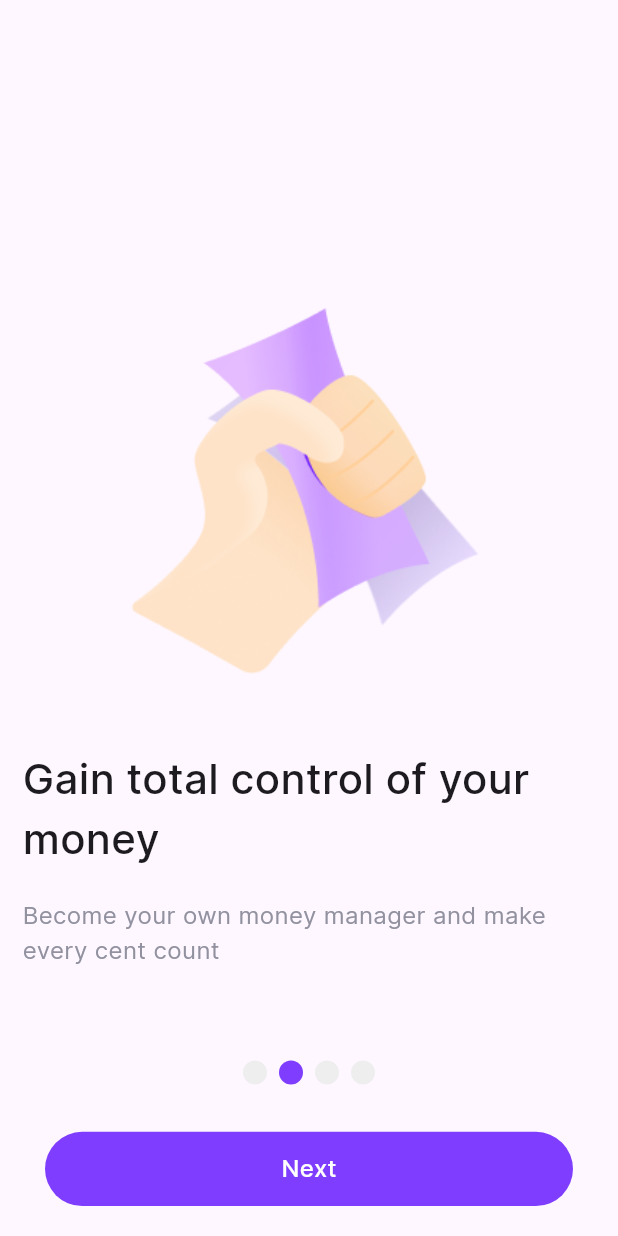
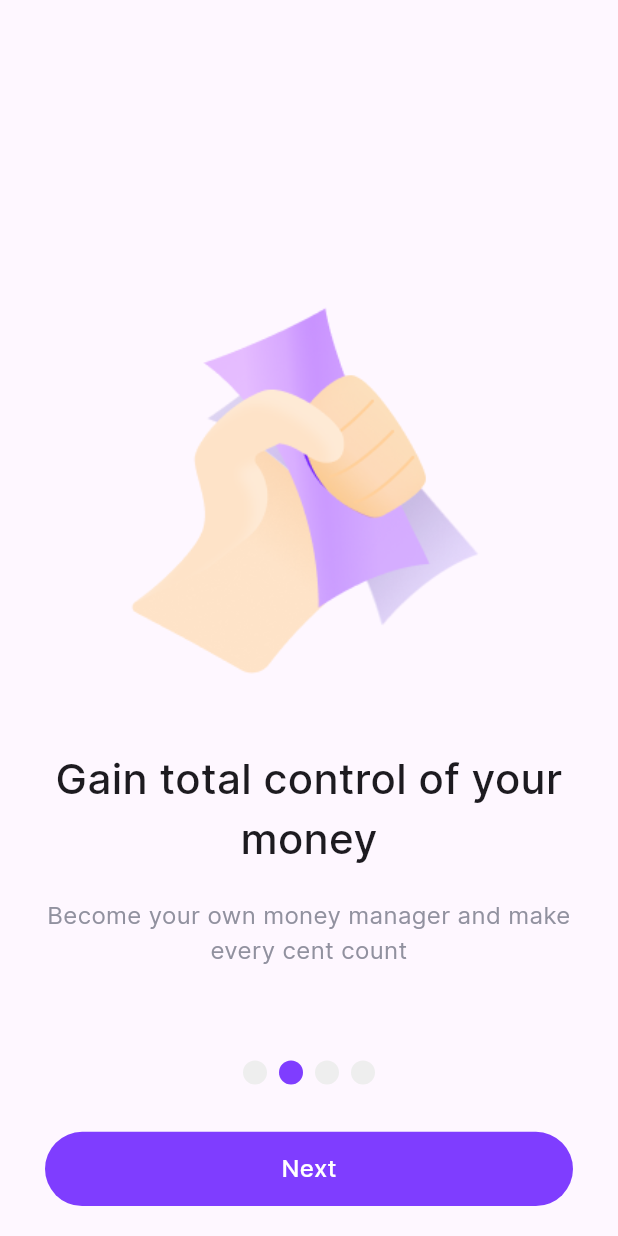
Before and after one commit to E-Ilakka/expenzes_trng, a Flutter app: the screen it shows after launch, after a tap on "Next", on a phone screen of 412 x 824 dp. Run offline on Flutter 3.47's test engine with Material 3 defaults, Android fonts, the phone set to English and light mode, and no system bars; drawn by our look-alikes of smooth_page_indicator; our stand-ins replace shared_preferences.

Commit message:
navigate to the main screen

```diff
--- /dev/null
+++ b/devtools_options.yaml
@@ -0,0 +1,3 @@
+description: This file stores settings for Dart & Flutter DevTools.
+documentation: https://docs.flutter.dev/tools/devtools/extensions#configure-extension-enablement-states
+extensions:
--- a/lib/main.dart
+++ b/lib/main.dart
@@ -1,7 +1,10 @@
 import 'package:expenzes_trng/screens/onboarding_screen.dart';
 import 'package:flutter/material.dart';
+import 'package:shared_preferences/shared_preferences.dart';
 
-void main() {
+void main() async {
+  WidgetsFlutterBinding.ensureInitialized();
+  await SharedPreferences.getInstance();
   runApp(MyApp());
 }
 
--- a/lib/screens/onboarding/shared_onboarding_screen.dart
+++ b/lib/screens/onboarding/shared_onboarding_screen.dart
@@ -24,10 +24,15 @@ class SharedOnboardingScreen extends StatelessWidget {
           const SizedBox(height: 20),
           Text(
             title,
+            textAlign: TextAlign.center,
             style: TextStyle(fontSize: 28, fontWeight: FontWeight.w500),
           ),
           const SizedBox(height: 20),
-          Text(description, style: TextStyle(fontSize: 16, color: kGrey)),
+          Text(
+            textAlign: TextAlign.center,
+            description,
+            style: TextStyle(fontSize: 16, color: kGrey),
+          ),
         ],
       ),
     );
--- a/pubspec.yaml
+++ b/pubspec.yaml
@@ -36,6 +36,7 @@ dependencies:
   cupertino_icons: ^1.0.8
   intl: ^0.20.2
   smooth_page_indicator: ^1.2.1
+  shared_preferences: ^2.5.3
 
 dev_dependencies:
   flutter_test:
```
Also changed, not shown: lib/screens/main_screen.dart (added, +18 -0 lines), lib/screens/user_data_screen.dart (+22 -1 lines), lib/services/user_services.dart (added, +39 -0 lines), pubspec.lock, 1 other file.
